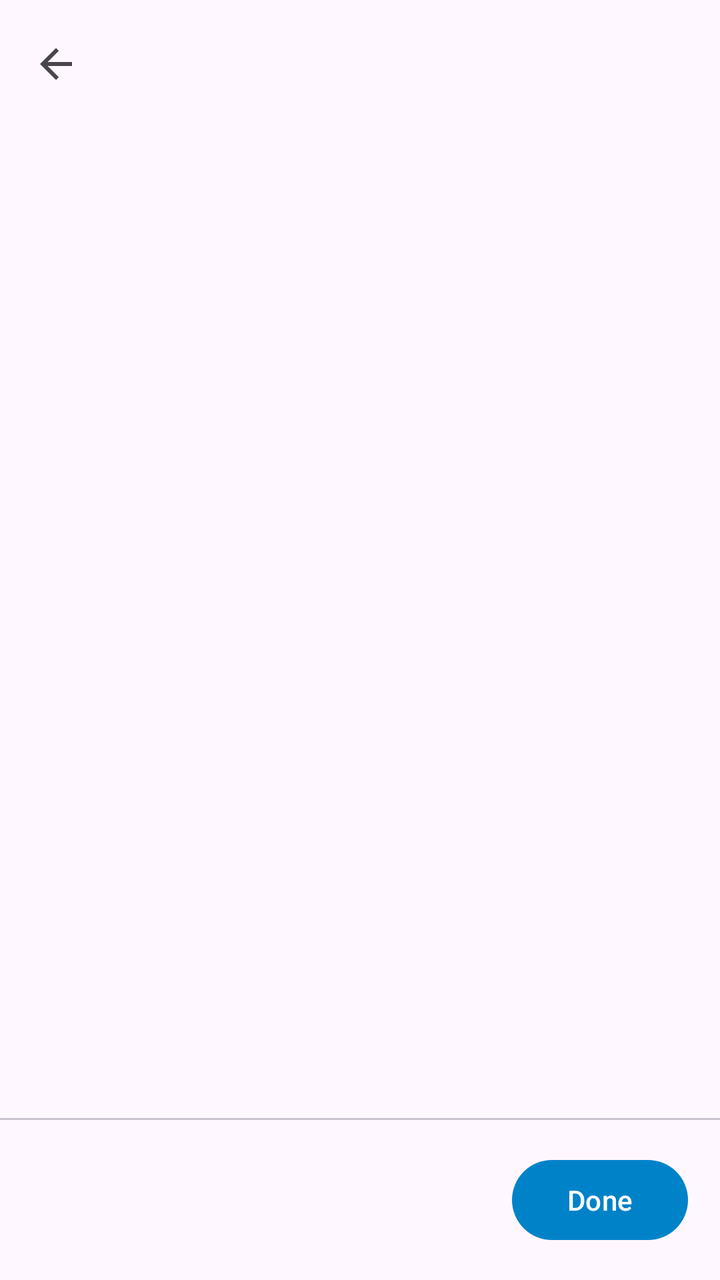
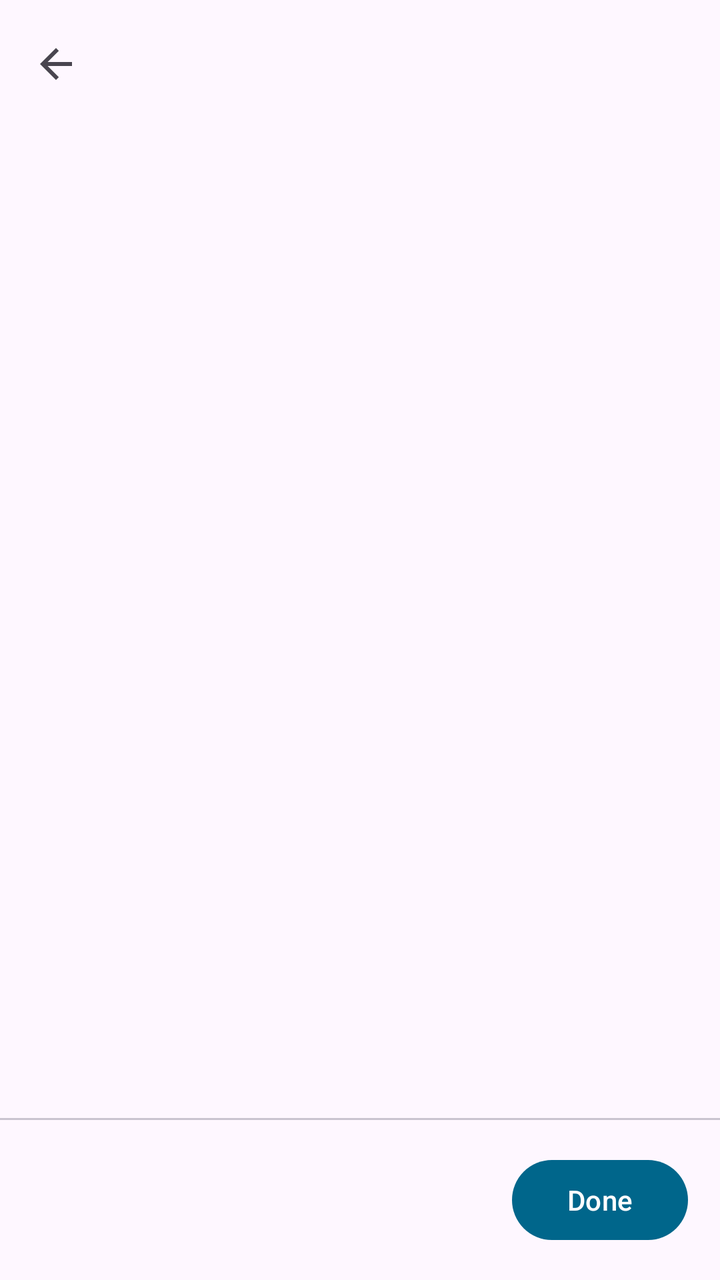

An Android layout rendered at two revisions. The XML below is the earlier revision; the diff shows what the commit changed to produce the second picture.
<!-- AndroidManifest.xml: application theme Theme.NC -->
<!-- res/layout/activity_picker.xml -->
<?xml version="1.0" encoding="utf-8"?>
<LinearLayout xmlns:android="http://schemas.android.com/apk/res/android"
    xmlns:app="http://schemas.android.com/apk/res-auto"
    android:layout_width="match_parent"
    android:layout_height="match_parent"
    android:fitsSystemWindows="true"
    android:orientation="vertical">

    <com.google.android.material.appbar.MaterialToolbar
        android:id="@+id/toolbar"
        android:layout_width="match_parent"
        android:layout_height="wrap_content"
        app:navigationContentDescription="@string/folders_back"
        app:navigationIcon="@drawable/ic_arrow_back" />

    <com.google.android.material.progressindicator.LinearProgressIndicator
        android:id="@+id/progress"
        android:layout_width="match_parent"
        android:layout_height="wrap_content"
        android:indeterminate="true"
        android:visibility="gone" />

    <FrameLayout
        android:layout_width="match_parent"
        android:layout_height="0dp"
        android:layout_weight="1">

        <androidx.recyclerview.widget.RecyclerView
            android:id="@+id/folders"
            android:layout_width="match_parent"
            android:layout_height="match_parent" />

        <TextView
            android:id="@+id/empty"
            android:layout_width="wrap_content"
            android:layout_height="wrap_content"
            android:layout_gravity="center"
            android:text="@string/folders_empty"
            android:textAppearance="?attr/textAppearanceBodyMedium"
            android:visibility="gone" />

        <LinearLayout
            android:layout_width="match_parent"
            android:layout_height="wrap_content"
            android:layout_gravity="center"
            android:gravity="center_horizontal"
            android:orientation="vertical"
            android:padding="24dp">

            <TextView
                android:id="@+id/error"
                android:layout_width="wrap_content"
                android:layout_height="wrap_content"
                android:gravity="center"
                android:textAppearance="?attr/textAppearanceBodyMedium"
                android:visibility="gone" />

            <com.google.android.material.button.MaterialButton
                android:id="@+id/retryButton"
                style="@style/Widget.Material3.Button.OutlinedButton"
                android:layout_width="wrap_content"
                android:layout_height="wrap_content"
                android:layout_marginTop="8dp"
                android:text="@string/folders_retry"
                android:visibility="gone" />
        </LinearLayout>
    </FrameLayout>

    <com.google.android.material.divider.MaterialDivider
        android:layout_width="match_parent"
        android:layout_height="wrap_content" />

    <LinearLayout
        android:layout_width="match_parent"
        android:layout_height="wrap_content"
        android:gravity="center_vertical"
        android:orientation="horizontal"
        android:padding="16dp">

        <TextView
            android:id="@+id/selectionSummary"
            android:layout_width="0dp"
            android:layout_height="wrap_content"
            android:layout_marginEnd="12dp"
            android:layout_weight="1"
            android:accessibilityLiveRegion="polite"
            android:textAppearance="?attr/textAppearanceBodyMedium" />

        <com.google.android.material.button.MaterialButton
            android:id="@+id/doneButton"
            android:layout_width="wrap_content"
            android:layout_height="wrap_content"
            android:text="@string/folders_done" />
    </LinearLayout>
</LinearLayout>
<!-- resources referenced by this layout -->
<resources>
  <!-- drawable ic_arrow_back (drawable) -->
  <?xml version="1.0" encoding="utf-8"?>
  <vector xmlns:android="http://schemas.android.com/apk/res/android"
      android:width="24dp"
      android:height="24dp"
      android:autoMirrored="true"
      android:tint="?attr/colorControlNormal"
      android:viewportWidth="24"
      android:viewportHeight="24">
      <path
          android:fillColor="@android:color/white"
          android:pathData="M20,11H7.83l5.59,-5.59L12,4l-8,8 8,8 1.41,-1.41L7.83,13H20v-2z" />
  </vector>
  <string name="folders_back">Back</string>
  <string name="folders_done">Done</string>
  <string name="folders_empty">No subfolders here</string>
  <string name="folders_retry">Retry</string>
  <style name="Theme.NC" parent="Theme.Material3.DayNight.NoActionBar">
          <item name="colorPrimary">@color/brand_primary</item>
          <item name="colorPrimaryInverse">#9ED4F5</item>
          <item name="colorPrimaryContainer">#CDE5FF</item>
          <item name="colorOnPrimaryContainer">#00344F</item>
          <item name="colorSecondary">@color/brand_secondary</item>
          <item name="android:windowLightStatusBar">true</item>
          <item name="android:navigationBarColor">?attr/colorSurface</item>
      </style>
  <color name="brand_primary">#0082C9</color>
  <color name="brand_secondary">#4A6572</color>
</resources>

<!-- the commit's change to res/layout/activity_picker.xml (unified diff, before → after) -->
@@ -57,7 +57,7 @@
 
             <com.google.android.material.button.MaterialButton
                 android:id="@+id/retryButton"
-                style="@style/Widget.Material3.Button.OutlinedButton"
+                style="@style/Widget.NC.Button.Outlined"
                 android:layout_width="wrap_content"
                 android:layout_height="wrap_content"
                 android:layout_marginTop="8dp"
<!-- resource entries referenced after the edit -->
@@ -17,16 +17,55 @@
   <string name="folders_done">Done</string>
   <string name="folders_empty">No subfolders here</string>
   <string name="folders_retry">Retry</string>
+  <style name="Widget.NC.Button.Outlined" parent="Widget.Material3.Button.OutlinedButton">
+          <item name="materialThemeOverlay">@style/ThemeOverlay.NC.Button.TextButton</item>
+      </style>
   <style name="Theme.NC" parent="Theme.Material3.DayNight.NoActionBar">
           <item name="colorPrimary">@color/brand_primary</item>
           <item name="colorPrimaryInverse">#9ED4F5</item>
           <item name="colorPrimaryContainer">#CDE5FF</item>
           <item name="colorOnPrimaryContainer">#00344F</item>
           <item name="colorSecondary">@color/brand_secondary</item>
-          <item name="android:windowLightStatusBar">true</item>
-          <item name="android:navigationBarColor">?attr/colorSurface</item>
+          
+          <item name="materialAlertDialogTheme">@style/ThemeOverlay.NC.MaterialAlertDialog</item>
+          <item name="materialButtonStyle">@style/Widget.NC.Button</item>
+          <item name="checkboxStyle">@style/Widget.NC.CheckBox</item>
+          <item name="linearProgressIndicatorStyle">@style/Widget.NC.LinearProgressIndicator</item>
+      </style>
+  <style name="ThemeOverlay.NC.Button.TextButton" parent="ThemeOverlay.Material3.Button.TextButton">
+          <item name="colorPrimary">@color/interactive</item>
+          <item name="colorOnPrimary">@color/on_interactive</item>
       </style>
   <color name="brand_primary">#0082C9</color>
   <color name="brand_secondary">#4A6572</color>
+  <style name="ThemeOverlay.NC.MaterialAlertDialog" parent="ThemeOverlay.Material3.MaterialAlertDialog">
+          <item name="colorPrimary">@color/interactive</item>
+          <item name="colorOnPrimary">@color/on_interactive</item>
+          <item name="colorPrimaryContainer">@color/interactive_container</item>
+          <item name="colorOnPrimaryContainer">@color/on_interactive_container</item>
+      </style>
+  <style name="Widget.NC.Button" parent="Widget.Material3.Button">
+          <item name="materialThemeOverlay">@style/ThemeOverlay.NC.Button</item>
+      </style>
+  <style name="Widget.NC.CheckBox" parent="Widget.Material3.CompoundButton.CheckBox">
+          <item name="materialThemeOverlay">@style/ThemeOverlay.NC.Interactive</item>
+      </style>
+  <style name="Widget.NC.LinearProgressIndicator" parent="Widget.Material3.LinearProgressIndicator">
+          <item name="materialThemeOverlay">@style/ThemeOverlay.NC.Interactive</item>
+      </style>
+  <color name="interactive">@color/brand_primary</color>
+  <color name="on_interactive">#FFFFFF</color>
+  <color name="interactive_container">#CDE5FF</color>
+  <color name="on_interactive_container">#00344F</color>
+  <style name="ThemeOverlay.NC.Button" parent="ThemeOverlay.Material3.Button">
+          <item name="colorPrimary">@color/interactive</item>
+          <item name="colorOnPrimary">@color/on_interactive</item>
+      </style>
+  <style name="ThemeOverlay.NC.Interactive" parent="">
+          <item name="colorPrimary">@color/interactive</item>
+          <item name="colorOnPrimary">@color/on_interactive</item>
+          <item name="colorPrimaryContainer">@color/interactive_container</item>
+          <item name="colorOnPrimaryContainer">@color/on_interactive_container</item>
+      </style>
 </resources>
 
